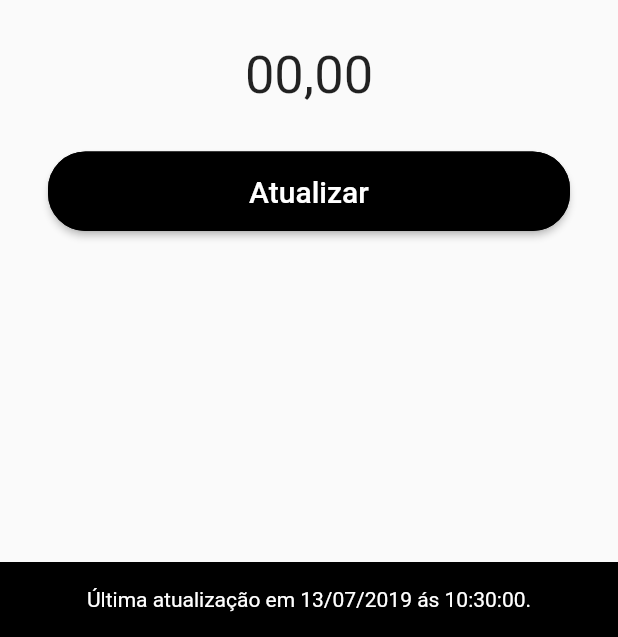
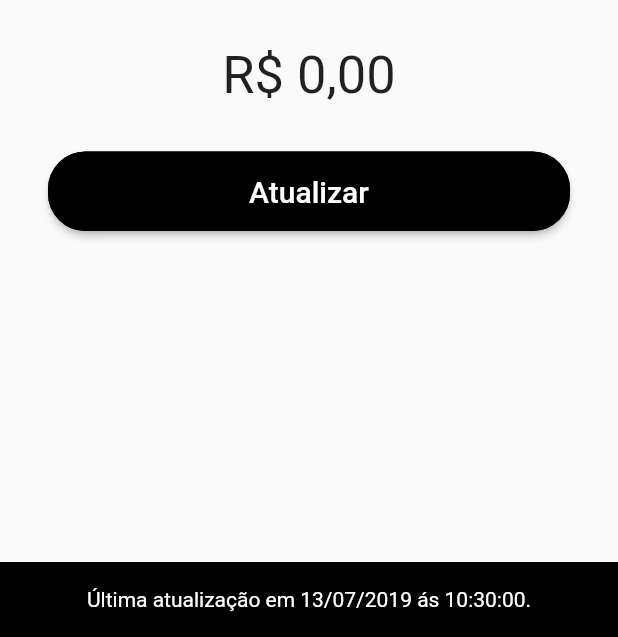
Before and after one commit to khalleb/app_bitcoin_flutter, a Flutter app: the screen it shows after launch, after a tap on "Atualizar", on a phone screen of 412 x 824 dp, the part 599-1236 px from its top. Run offline on Flutter 3.47's test engine with Material 2 defaults, Android fonts, the phone set to English and light mode, and no system bars; our stand-ins replace date_format, flutter_masked_text, shared_preferences; network calls fail.

Commit message:
Mascara no valor

```diff
--- a/lib/page/home_page.dart
+++ b/lib/page/home_page.dart
@@ -30,7 +30,7 @@ class _HomeState extends State<Home> {
   Future _recuperarDados() async{
     SharedPreferences sp = await SharedPreferences.getInstance();
     setState(() {
-     _preco = (sp.getString('preco') ?? "00,00");
+     _preco = (sp.getString('preco') ?? "00.00");
      _dataAtualizacao = (sp.getString('data') ?? "00/00/000 ás 00/00");
     });
   }
@@ -46,12 +46,15 @@ class _HomeState extends State<Home> {
     http.Response response = await http.get(url);
     Map<String, dynamic> retorno = json.decode(response.body);
     setState(() {
-      String valor = retorno["BRL"]["buy"] .toString();
-      var controller = new MoneyMaskedTextController(leftSymbol: 'R\$ ');
-      controller.updateValue(double.parse(valor));
-      _preco =  controller.text;
+      _preco = retorno["BRL"]["buy"] .toString();
      _salvar();
     });
+  }
+
+  String _tratarValor(String valor){
+    var maskMoney = new MoneyMaskedTextController();
+    maskMoney.updateValue(double.parse(valor));
+    return maskMoney.text;
   }
 
   @override
@@ -80,7 +83,7 @@ Widget buildBody(String preco){
           Image.asset("assets/images/bitcoin-logo.png"),
           Padding(
             padding: EdgeInsets.only(top: 30, bottom: 30),
-            child: Text(preco,
+            child: Text("R\$ " + _tratarValor(preco),
             style: TextStyle(fontSize: 35.0),
             ),
           ),
```
Also changed, not shown: 1 other file.
